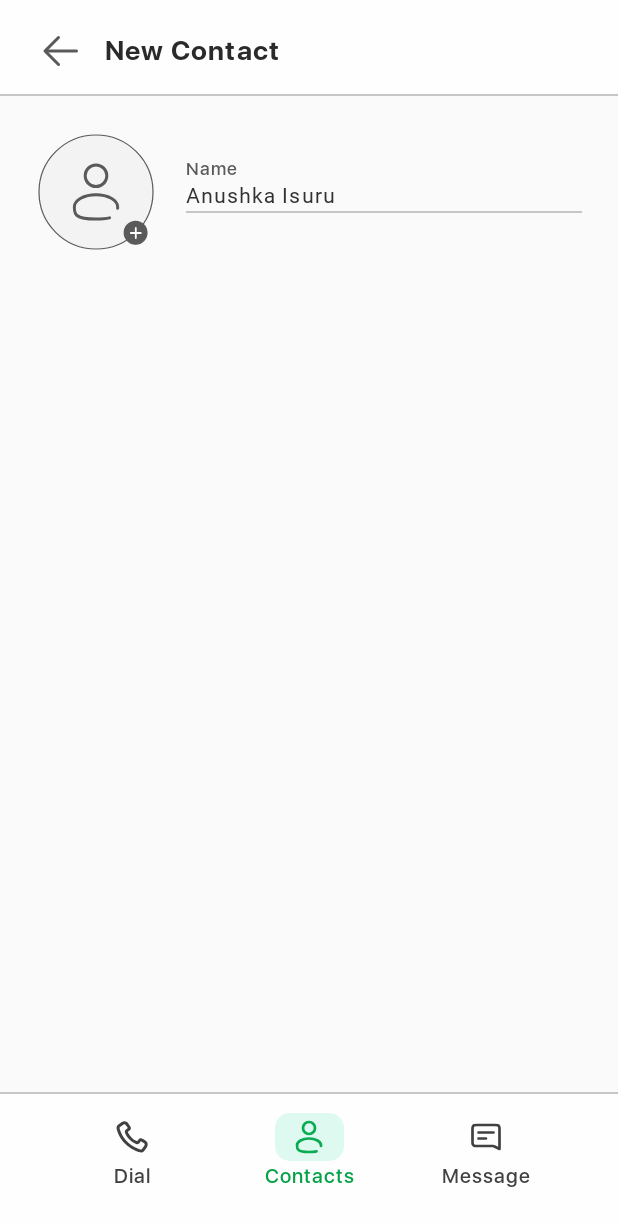
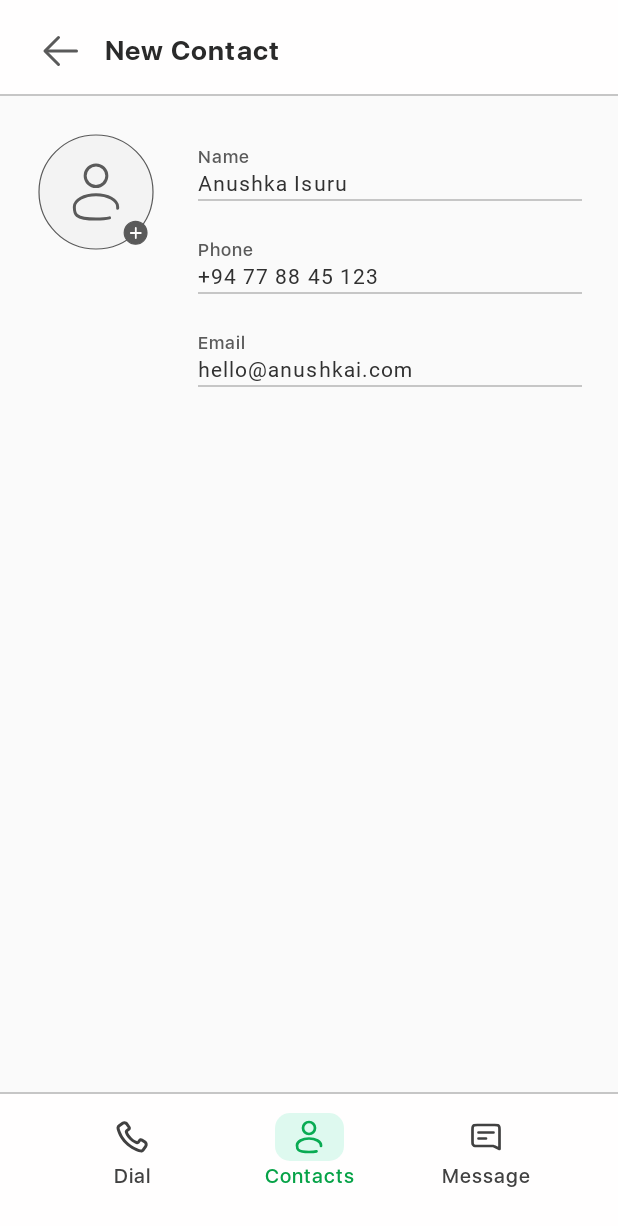
Before and after one commit to Anushkai1/Contacts, an Android app: the screen it shows after launch (Form), on a phone screen of 412 x 824 dp. Shown: the top 1226 px of the screen. Run offline under Robolectric (Android 15) with nearby library versions, the phone set to English and light mode, and no system bars.

Commit message:
Complete Form

```diff
--- a/app/src/main/res/layout/activity_form.xml
+++ b/app/src/main/res/layout/activity_form.xml
@@ -53,25 +53,72 @@
     <TextView
         android:id="@+id/lable_name"
         style="@style/input_label"
-        android:layout_marginStart="124dp"
-        android:layout_marginTop="40dp"
+        android:layout_marginStart="132dp"
+        android:layout_marginTop="32dp"
         android:text="Name"
         app:layout_constraintStart_toStartOf="parent"
         app:layout_constraintTop_toBottomOf="@+id/headerbg" />
 
     <EditText
+        android:inputType="text"
+        android:text="Anushka Isuru"
+        android:hint="Name"
         android:id="@+id/input_name"
         style="@style/edit_text"
         android:layout_width="match_parent"
-        android:layout_marginLeft="124dp"
+        android:layout_marginLeft="132dp"
         android:layout_marginRight="@dimen/RootMargin"
-        android:hint="Name"
         android:imeOptions="actionNext"
-        android:inputType="text"
-        android:text="Anushka Isuru"
         app:layout_constraintEnd_toEndOf="parent"
         app:layout_constraintStart_toStartOf="@+id/lable_name"
         app:layout_constraintTop_toBottomOf="@+id/lable_name" />
+
+    <TextView
+        android:id="@+id/lable_phone"
+        style="@style/input_label"
+        android:layout_marginTop="24dp"
+        android:layout_marginStart="132dp"
+        android:text="Phone"
+        app:layout_constraintStart_toStartOf="parent"
+        app:layout_constraintTop_toBottomOf="@+id/input_name" />
+
+    <EditText
+        android:inputType="text"
+        android:text="+94 77 88 45 123"
+        android:hint="Phone"
+        android:id="@+id/input_phone"
+        style="@style/edit_text"
+        android:layout_width="match_parent"
+        android:layout_marginLeft="132dp"
+        android:layout_marginRight="@dimen/RootMargin"
+        android:imeOptions="actionNext"
+        app:layout_constraintEnd_toEndOf="parent"
+        app:layout_constraintStart_toStartOf="@+id/lable_phone"
+        app:layout_constraintTop_toBottomOf="@+id/lable_phone" />
+
+    <TextView
+        android:id="@+id/lable_email"
+        style="@style/input_label"
+        android:layout_marginTop="24dp"
+        android:layout_marginStart="132dp"
+        android:text="Email"
+        app:layout_constraintStart_toStartOf="parent"
+        app:layout_constraintTop_toBottomOf="@+id/input_phone" />
+
+    <EditText
+        android:inputType="text"
+        android:text="hello@anushkai.com"
+        android:hint="Email"
+        android:id="@+id/input_email"
+        style="@style/edit_text"
+        android:layout_width="match_parent"
+        android:layout_marginLeft="132dp"
+        android:layout_marginRight="@dimen/RootMargin"
+        android:imeOptions="actionNext"
+        app:layout_constraintEnd_toEndOf="parent"
+        app:layout_constraintStart_toStartOf="@+id/lable_email"
+        app:layout_constraintTop_toBottomOf="@+id/lable_email" />
+
     <!-- End Form-->
 
     <!--End Body and Start Navbar-->
```
